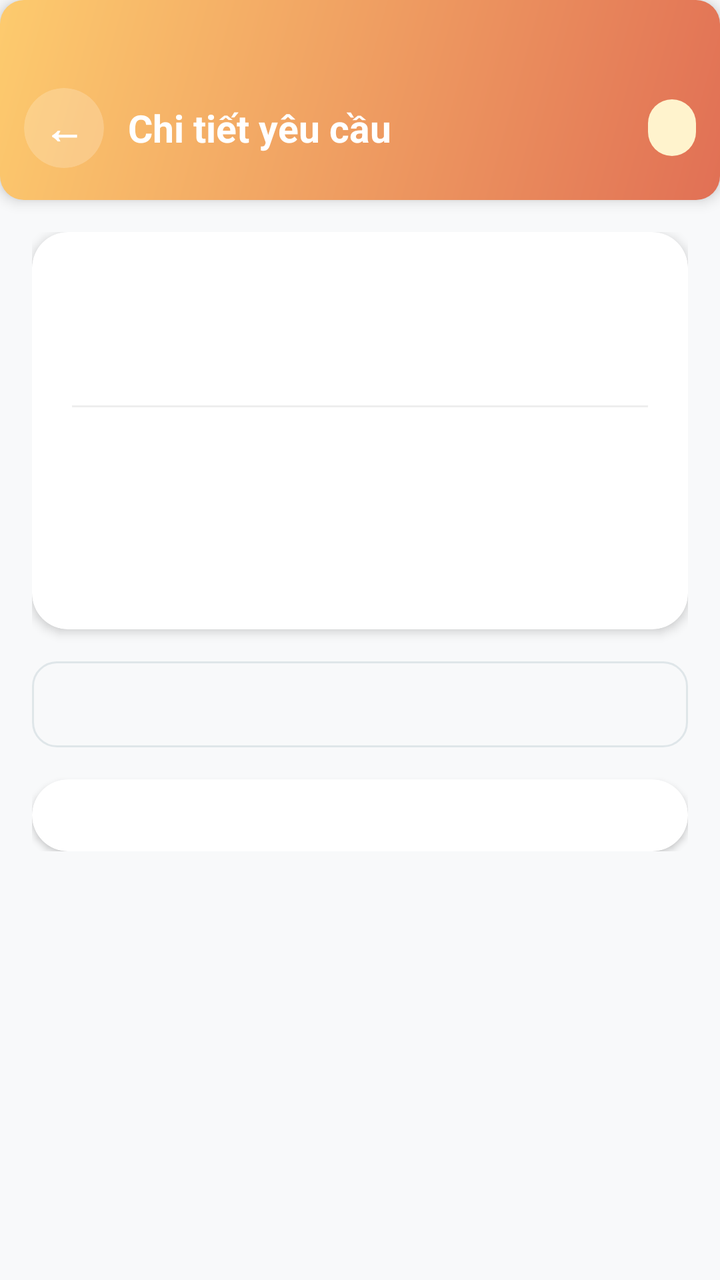
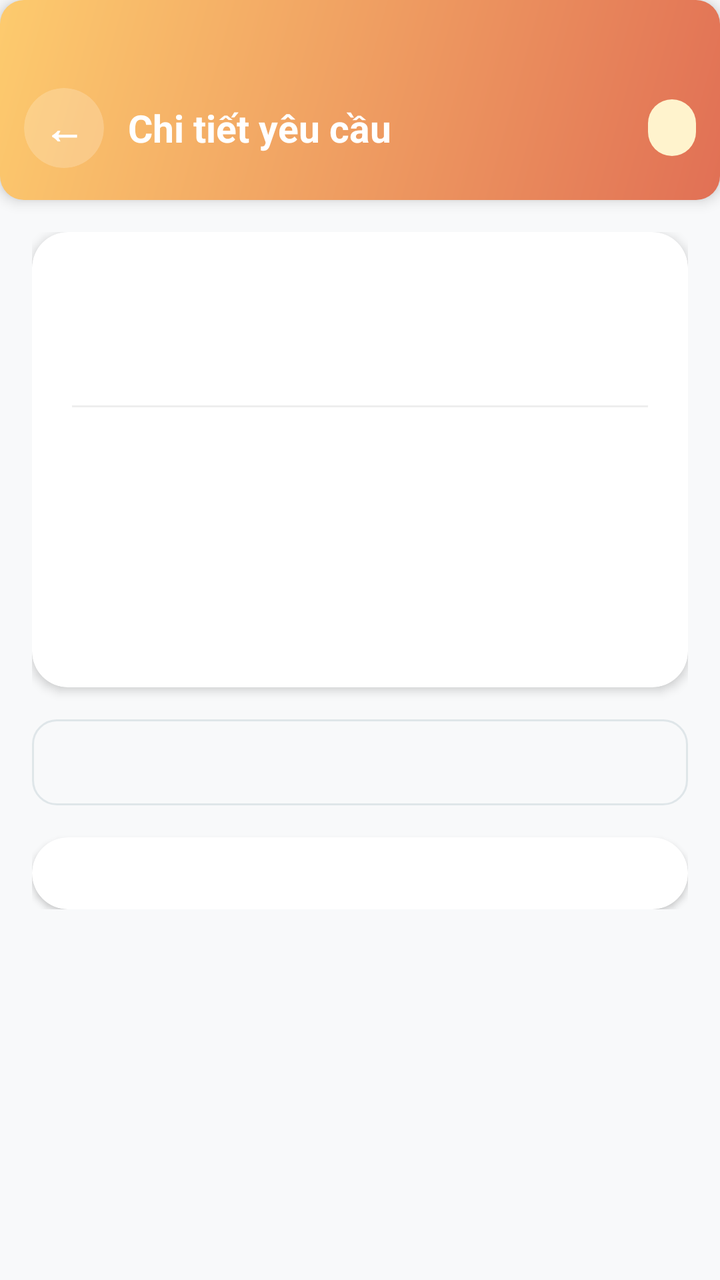

Before-and-after screenshots of an Android layout around one commit, followed by the original layout XML and the change that was made.
<!-- AndroidManifest.xml: application theme Theme.SmartBoarding -->
<!-- res/layout/activity_maintenance_detail.xml -->
<?xml version="1.0" encoding="utf-8"?>
<LinearLayout xmlns:android="http://schemas.android.com/apk/res/android"
    xmlns:app="http://schemas.android.com/apk/res-auto"
    android:layout_width="match_parent"
    android:layout_height="match_parent"
    android:background="@color/bg_light"
    android:orientation="vertical">

    
    <LinearLayout
        android:layout_width="match_parent"
        android:layout_height="wrap_content"
        android:background="@drawable/gradient_orange"
        android:elevation="4dp"
        android:gravity="center_vertical"
        android:orientation="horizontal"
        android:paddingHorizontal="12dp"
        android:paddingTop="44dp"
        android:paddingBottom="16dp">

        <androidx.cardview.widget.CardView
            android:layout_width="40dp"
            android:layout_height="40dp"
            app:cardBackgroundColor="#33FFFFFF"
            app:cardCornerRadius="20dp"
            app:cardElevation="0dp">

            <TextView
                android:id="@+id/btnBack"
                android:layout_width="match_parent"
                android:layout_height="match_parent"
                android:gravity="center"
                android:text="←"
                android:textColor="@color/white"
                android:textSize="20sp"
                android:textStyle="bold" />
        </androidx.cardview.widget.CardView>

        <TextView
            android:layout_width="0dp"
            android:layout_height="wrap_content"
            android:layout_marginStart="12dp"
            android:layout_weight="1"
            android:text="Chi tiết yêu cầu"
            android:textColor="@color/white"
            android:textSize="19sp"
            android:textStyle="bold" />

        <TextView
            android:id="@+id/tvStatus"
            android:layout_width="wrap_content"
            android:layout_height="wrap_content"
            android:background="@drawable/bg_badge_unpaid"
            android:paddingHorizontal="12dp"
            android:paddingVertical="6dp"
            android:textColor="@color/badge_unpaid_text"
            android:textSize="12sp"
            android:textStyle="bold" />
    </LinearLayout>

    
    <ProgressBar
        android:id="@+id/progressBar"
        android:layout_width="wrap_content"
        android:layout_height="wrap_content"
        android:layout_gravity="center"
        android:layout_marginTop="40dp"
        android:visibility="gone" />

    
    <ScrollView
        android:layout_width="match_parent"
        android:layout_height="0dp"
        android:layout_weight="1"
        android:clipToPadding="false"
        android:scrollbars="none">

        <LinearLayout
            android:layout_width="match_parent"
            android:layout_height="wrap_content"
            android:orientation="vertical"
            android:padding="16dp">

            
            <androidx.cardview.widget.CardView
                android:layout_width="match_parent"
                android:layout_height="wrap_content"
                android:layout_marginBottom="16dp"
                app:cardBackgroundColor="@color/white"
                app:cardCornerRadius="18dp"
                app:cardElevation="3dp">

                <LinearLayout
                    android:layout_width="match_parent"
                    android:layout_height="wrap_content"
                    android:orientation="vertical"
                    android:padding="20dp">

                    <TextView
                        android:id="@+id/tvTitle"
                        android:layout_width="wrap_content"
                        android:layout_height="wrap_content"
                        android:layout_marginBottom="6dp"
                        android:textColor="@color/text_primary"
                        android:textSize="19sp"
                        android:textStyle="bold" />

                    <TextView
                        android:id="@+id/tvDescription"
                        android:layout_width="wrap_content"
                        android:layout_height="wrap_content"
                        android:layout_marginBottom="16dp"
                        android:lineSpacingExtra="3dp"
                        android:textColor="@color/text_secondary"
                        android:textSize="14sp" />

                    <View
                        android:layout_width="match_parent"
                        android:layout_height="1dp"
                        android:layout_marginBottom="14dp"
                        android:background="#EEEEEE" />

                    
                    <LinearLayout
                        android:layout_width="match_parent"
                        android:layout_height="wrap_content"
                        android:layout_marginBottom="10dp"
                        android:gravity="center_vertical"
                        android:orientation="horizontal">

                        <TextView
                            android:layout_width="24dp"
                            android:layout_height="wrap_content"
                            android:text=""
                            android:textSize="14sp" />

                        <TextView
                            android:id="@+id/tvDate"
                            android:layout_width="0dp"
                            android:layout_height="wrap_content"
                            android:layout_weight="1"
                            android:textColor="@color/text_primary"
                            android:textSize="13sp" />
                    </LinearLayout>

                    
                    <LinearLayout
                        android:layout_width="match_parent"
                        android:layout_height="wrap_content"
                        android:layout_marginBottom="10dp"
                        android:gravity="center_vertical"
                        android:orientation="horizontal">

                        <TextView
                            android:layout_width="24dp"
                            android:layout_height="wrap_content"
                            android:text=""
                            android:textSize="14sp" />

                        <TextView
                            android:id="@+id/tvPriority"
                            android:layout_width="0dp"
                            android:layout_height="wrap_content"
                            android:layout_weight="1"
                            android:textColor="@color/text_primary"
                            android:textSize="13sp" />
                    </LinearLayout>

                    
                    <LinearLayout
                        android:layout_width="match_parent"
                        android:layout_height="wrap_content"
                        android:gravity="center_vertical"
                        android:orientation="horizontal">

                        <TextView
                            android:layout_width="24dp"
                            android:layout_height="wrap_content"
                            android:text=""
                            android:textSize="14sp" />

                        <TextView
                            android:id="@+id/tvCategory"
                            android:layout_width="0dp"
                            android:layout_height="wrap_content"
                            android:layout_weight="1"
                            android:textColor="@color/text_primary"
                            android:textSize="13sp" />
                    </LinearLayout>

                </LinearLayout>
            </androidx.cardview.widget.CardView>

            
            <LinearLayout
                android:id="@+id/layoutResolvedAtWrapper"
                android:layout_width="match_parent"
                android:layout_height="wrap_content"
                android:layout_marginBottom="16dp"
                android:background="@drawable/bg_input"
                android:gravity="center_vertical"
                android:orientation="horizontal"
                android:padding="12dp">

                <TextView
                    android:layout_width="wrap_content"
                    android:layout_height="wrap_content"
                    android:layout_marginEnd="8dp"
                    android:text=""
                    android:textColor="@color/green_success"
                    android:textSize="14sp"
                    android:textStyle="bold" />

                <TextView
                    android:id="@+id/tvResolvedAt"
                    android:layout_width="wrap_content"
                    android:layout_height="wrap_content"
                    android:textColor="@color/green_success"
                    android:textSize="13sp"
                    android:visibility="gone" />
            </LinearLayout>

            
            <androidx.cardview.widget.CardView
                android:layout_width="match_parent"
                android:layout_height="wrap_content"
                app:cardBackgroundColor="@color/white"
                app:cardCornerRadius="18dp"
                app:cardElevation="2dp">

                <LinearLayout
                    android:layout_width="match_parent"
                    android:layout_height="wrap_content"
                    android:orientation="vertical"
                    android:padding="18dp">

                    <TextView
                        android:id="@+id/tvAdminNoteLabel"
                        android:layout_width="wrap_content"
                        android:layout_height="wrap_content"
                        android:text="Ghi chú từ quản lý:"
                        android:textColor="@color/text_primary"
                        android:textSize="14sp"
                        android:textStyle="bold"
                        android:visibility="gone" />

                    <TextView
                        android:id="@+id/tvAdminNote"
                        android:layout_width="match_parent"
                        android:layout_height="wrap_content"
                        android:layout_marginTop="8dp"
                        android:background="@drawable/bg_input"
                        android:lineSpacingExtra="3dp"
                        android:padding="14dp"
                        android:textColor="@color/text_secondary"
                        android:textSize="14sp"
                        android:visibility="gone" />

                </LinearLayout>
            </androidx.cardview.widget.CardView>

        </LinearLayout>
    </ScrollView>

</LinearLayout>
<!-- resources referenced by this layout -->
<resources>
  <color name="badge_unpaid_text">#856404</color>
  <color name="bg_light">#F8F9FA</color>
  <color name="green_success">#00B894</color>
  <color name="text_primary">#2D3436</color>
  <color name="text_secondary">#636E72</color>
  <color name="white">#FFFFFF</color>
  <!-- drawable bg_badge_unpaid (drawable) -->
  <?xml version="1.0" encoding="utf-8"?>
  <shape xmlns:android="http://schemas.android.com/apk/res/android">
      <solid android:color="#FFF3CD"/>
      <corners android:radius="20dp"/>
  </shape>
  <!-- drawable bg_input (drawable) -->
  <?xml version="1.0" encoding="utf-8"?>
  <shape xmlns:android="http://schemas.android.com/apk/res/android">
      <solid android:color="#F8F9FA"/>
      <stroke
          android:width="1dp"
          android:color="#DFE6E9"/>
      <corners android:radius="12dp"/>
  </shape>
  <!-- drawable gradient_orange (drawable) -->
  <?xml version="1.0" encoding="utf-8"?>
  <shape xmlns:android="http://schemas.android.com/apk/res/android">
      <gradient
          android:startColor="#E17055"
          android:endColor="#FDCB6E"
          android:angle="135"/>
  
      <corners android:radius="12dp"/>
  </shape>
  <style name="Theme.SmartBoarding" parent="Theme.MaterialComponents.Light.NoActionBar">
          <item name="colorPrimary">#6C5CE7</item>
          <item name="colorPrimaryVariant">#5A4BD1</item>
          <item name="colorOnPrimary">#FFFFFF</item>
          <item name="colorSecondary">#0984E3</item>
          <item name="colorOnSecondary">#FFFFFF</item>
          <item name="android:statusBarColor">#5A4BD1</item>
          <item name="android:windowBackground">#F8F9FA</item>
      </style>
</resources>

<!-- the commit's change to res/layout/activity_maintenance_detail.xml (unified diff, before → after) -->
@@ -114,11 +114,62 @@
                         android:textColor="@color/text_secondary"
                         android:textSize="14sp" />
 
+                    
+                    <LinearLayout
+                        android:id="@+id/layoutImagesSection"
+                        android:layout_width="match_parent"
+                        android:layout_height="wrap_content"
+                        android:layout_marginBottom="16dp"
+                        android:orientation="vertical"
+                        android:visibility="gone">
+
+                        <TextView
+                            android:layout_width="wrap_content"
+                            android:layout_height="wrap_content"
+                            android:layout_marginBottom="8dp"
+                            android:text="Hình ảnh đính kèm"
+                            android:textColor="@color/text_secondary"
+                            android:textSize="13sp" />
+
+                        <androidx.recyclerview.widget.RecyclerView
+                            android:id="@+id/rvImages"
+                            android:layout_width="match_parent"
+                            android:layout_height="90dp"
+                            android:clipToPadding="false"
+                            android:orientation="horizontal"
+                            android:overScrollMode="never"
+                            app:layoutManager="androidx.recyclerview.widget.LinearLayoutManager" />
+                    </LinearLayout>
+
                     <View
                         android:layout_width="match_parent"
                         android:layout_height="1dp"
                         android:layout_marginBottom="14dp"
                         android:background="#EEEEEE" />
+
+                    
+                    <LinearLayout
+                        android:layout_width="match_parent"
+                        android:layout_height="wrap_content"
+                        android:layout_marginBottom="10dp"
+                        android:gravity="center_vertical"
+                        android:orientation="horizontal">
+
+                        <TextView
+                            android:layout_width="24dp"
+                            android:layout_height="wrap_content"
+                            android:text=""
+                            android:textSize="14sp" />
+
+                        <TextView
+                            android:id="@+id/tvRoom"
+                            android:layout_width="0dp"
+                            android:layout_height="wrap_content"
+                            android:layout_weight="1"
+                            android:textColor="@color/text_primary"
+                            android:textSize="14sp"
+                            android:textStyle="bold" />
+                    </LinearLayout>
 
                     
                     <LinearLayout
@@ -212,7 +263,7 @@
                     android:textStyle="bold" />
 
                 <TextView
-                    android:id="@+id/tvResolvedAt"
+                    android:id="@+id/tvUpdateAt"
                     android:layout_width="wrap_content"
                     android:layout_height="wrap_content"
                     android:textColor="@color/green_success"
